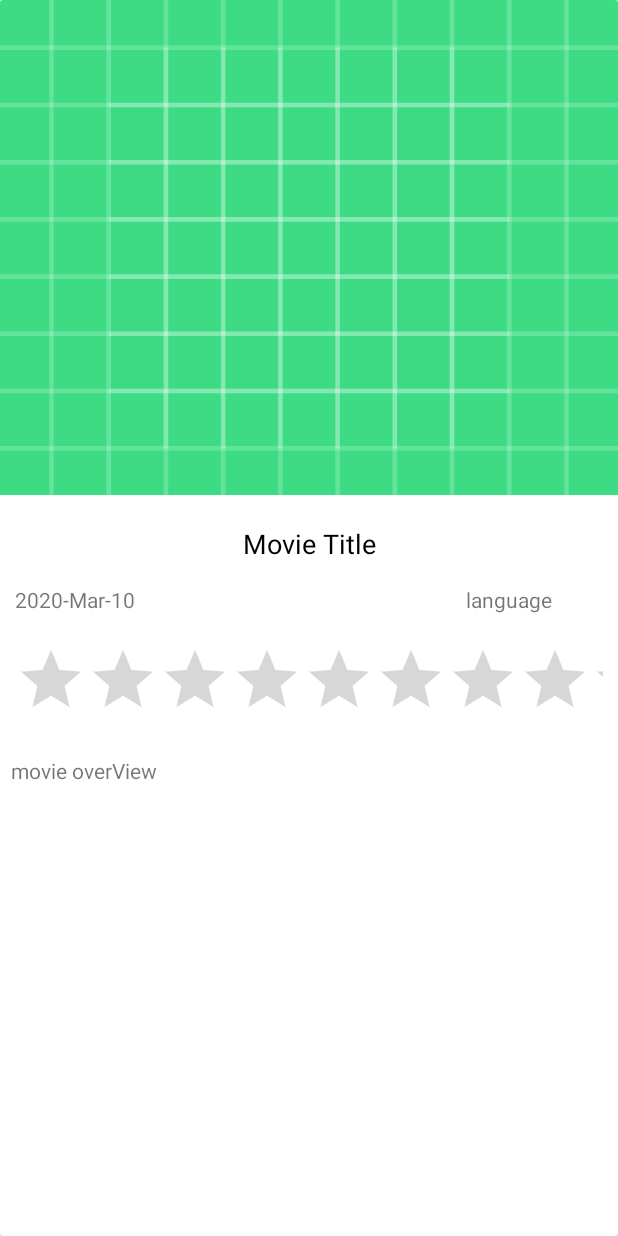
After one commit to kalindus89/Movie-Streaming-App, an Android app: the MovieDetailActivity screen opened directly, with no data from a screen before it, on a phone screen of 412 x 824 dp. The commit adds this screen. Run offline under Robolectric (Android 15) with nearby library versions, the phone set to English and light mode, and no system bars; pictures from the network do not load.

Commit message:
Movie-Streaming-App

```diff
--- a/app/build.gradle
+++ b/app/build.gradle
@@ -37,4 +37,6 @@ dependencies {
     androidTestImplementation 'androidx.test.espresso:espresso-core:3.4.0'
     implementation 'com.squareup.retrofit2:retrofit:2.9.0'
     implementation 'com.squareup.retrofit2:converter-gson:2.9.0'
+    implementation 'com.github.bumptech.glide:glide:4.12.0'
+    annotationProcessor 'com.github.bumptech.glide:compiler:4.12.0'
 }
--- /dev/null
+++ b/app/src/main/java/com/moviestreamingapp/MovieDetailActivity.java
@@ -0,0 +1,46 @@
+package com.moviestreamingapp;
+
+import androidx.appcompat.app.AppCompatActivity;
+
+import android.os.Bundle;
+import android.widget.ImageView;
+import android.widget.RatingBar;
+import android.widget.TextView;
+
+import com.bumptech.glide.Glide;
+import com.moviestreamingapp.retrofit_singlton_pattern.models.MovieModel;
+
+import java.util.Locale;
+
+public class MovieDetailActivity extends AppCompatActivity {
+
+    TextView movie_title, movie_release_date, original_language,movie_overView;
+    ImageView movie_img;
+    RatingBar rating_bar;
+
+    @Override
+    protected void onCreate(Bundle savedInstanceState) {
+        super.onCreate(savedInstanceState);
+        setContentView(R.layout.activity_movie_detail);
+
+        movie_title = findViewById(R.id.movie_title);
+        movie_release_date = findViewById(R.id.movie_release_date);
+        original_language = findViewById(R.id.original_language);
+        movie_img = findViewById(R.id.movie_img);
+        rating_bar = findViewById(R.id.rating_bar);
+        movie_overView = findViewById(R.id.movie_overView);
+
+        if(getIntent().hasExtra("movie")){
+            MovieModel movieModel = getIntent().getParcelableExtra("movie");
+
+            movie_title.setText(movieModel.getTitle());
+            movie_release_date.setText("Release Date"+movieModel.getRelease_date());
+            original_language.setText("Language: "+movieModel.getOriginal_language().toUpperCase(Locale.ROOT));
+            movie_overView.setText(movieModel.getOverview());
+            rating_bar.setRating((movieModel.getVote_average())/2);
+
+            Glide.with(this).load("https://image.tmdb.org/t/p/w500"+movieModel.getPoster_path()).placeholder(R.drawable.ic_launcher_background).into(movie_img);
+
+        }
+    }
+}
--- a/app/src/main/java/com/moviestreamingapp/retrofit_singlton_pattern/Credentials.java
+++ b/app/src/main/java/com/moviestreamingapp/retrofit_singlton_pattern/Credentials.java
@@ -2,7 +2,7 @@ package com.moviestreamingapp.retrofit_singlton_pattern;
 
 public class Credentials {
 
-    public static final String BASE_URl="https://api.themoviedb.org/3";
+    public static final String BASE_URl="https://api.themoviedb.org/3/";
     public static final String API_KEY="459351d1311a26f26c93016a0d788db7";
 
 }
--- a/app/src/main/java/com/moviestreamingapp/retrofit_singlton_pattern/response/MoviesResponse.java
+++ b/app/src/main/java/com/moviestreamingapp/retrofit_singlton_pattern/response/MoviesSearchResponse.java
@@ -10,9 +10,7 @@ import java.util.List;
 //this class is for getting multiple movies in results array
 //https://api.themoviedb.org/3/movie/popular?api_key=459351d1311a26f26c93016a0d788db7
 
-public class MoviesResponse {
-
-
+public class MoviesSearchResponse {
 
     @SerializedName("total_results")
     private int total_results;
@@ -32,7 +30,7 @@ public class MoviesResponse {
 
     @Override
     public String toString() {
-        return "MoviesResponse{" +
+        return "MoviesResponsesdds{" +
                 "total_results=" + total_results +
                 ", results=" + results +
                 '}';
--- /dev/null
+++ b/app/src/main/res/layout/activity_movie_detail.xml
@@ -0,0 +1,85 @@
+<?xml version="1.0" encoding="utf-8"?>
+<androidx.cardview.widget.CardView xmlns:android="http://schemas.android.com/apk/res/android"
+    xmlns:app="http://schemas.android.com/apk/res-auto"
+    android:id="@+id/cardView"
+    android:layout_width="match_parent"
+    android:layout_height="match_parent"
+    android:elevation="10dp"
+    app:cardElevation="10dp">
+
+    <LinearLayout
+        android:layout_width="match_parent"
+        android:layout_height="match_parent"
+        android:orientation="vertical">
+
+        <ImageView
+            android:id="@+id/movie_img"
+            android:layout_width="match_parent"
+            android:layout_height="330dp"
+            android:scaleType="centerCrop"
+            android:src="@drawable/ic_launcher_background" />
+
+        <LinearLayout
+            android:layout_width="match_parent"
+            android:layout_height="wrap_content"
+            android:orientation="vertical"
+            android:padding="10dp">
+
+            <TextView
+                android:id="@+id/movie_title"
+                android:layout_width="match_parent"
+                android:layout_height="wrap_content"
+                android:gravity="center"
+                android:layout_marginTop="10dp"
+                android:text="Movie Title"
+                android:textColor="@color/black"
+                android:textSize="18sp" />
+
+            <LinearLayout
+                android:layout_width="match_parent"
+                android:layout_height="wrap_content"
+                android:orientation="horizontal"
+                android:layout_marginTop="15dp"
+                android:weightSum="10">
+
+                <TextView
+                    android:id="@+id/movie_release_date"
+                    android:layout_width="0dp"
+                    android:layout_height="wrap_content"
+                    android:layout_weight="9"
+                    android:gravity="start"
+                    android:text="2020-Mar-10"
+                    android:textSize="14sp" />
+
+                <TextView
+                    android:id="@+id/original_language"
+                    android:layout_width="wrap_content"
+                    android:layout_height="wrap_content"
+                    android:layout_gravity="center"
+                    android:layout_weight="1"
+                    android:text="language"
+                    android:textSize="14sp" />
+
+            </LinearLayout>
+        </LinearLayout>
+
+        <RatingBar
+            android:id="@+id/rating_bar"
+            android:layout_width="match_parent"
+            android:layout_height="wrap_content"
+            android:layout_margin="10dp"
+            android:numStars="5"/>
+
+
+
+        <TextView
+            android:id="@+id/movie_overView"
+            android:layout_width="match_parent"
+            android:layout_height="match_parent"
+            android:layout_margin="7dp"
+            android:text="movie overView"
+            android:textSize="14sp" />
+
+    </LinearLayout>
+
+</androidx.cardview.widget.CardView>
--- a/app/src/main/res/values-night/themes.xml
+++ b/app/src/main/res/values-night/themes.xml
@@ -1,6 +1,6 @@
 <resources xmlns:tools="http://schemas.android.com/tools">
     <!-- Base application theme. -->
-    <style name="Theme.MovieStreamingApp" parent="Theme.MaterialComponents.DayNight.DarkActionBar">
+    <style name="Theme.MovieStreamingApp" parent="Theme.MaterialComponents.DayNight.NoActionBar">
         <!-- Primary brand color. -->
         <item name="colorPrimary">@color/purple_200</item>
         <item name="colorPrimaryVariant">@color/purple_700</item>
--- a/app/src/main/res/values/themes.xml
+++ b/app/src/main/res/values/themes.xml
@@ -1,6 +1,6 @@
 <resources xmlns:tools="http://schemas.android.com/tools">
     <!-- Base application theme. -->
-    <style name="Theme.MovieStreamingApp" parent="Theme.MaterialComponents.DayNight.DarkActionBar">
+    <style name="Theme.MovieStreamingApp" parent="Theme.MaterialComponents.DayNight.NoActionBar">
         <!-- Primary brand color. -->
         <item name="colorPrimary">@color/purple_500</item>
         <item name="colorPrimaryVariant">@color/purple_700</item>
```
Also changed, not shown: app/src/main/AndroidManifest.xml (+5 -2 lines), app/src/main/java/com/moviestreamingapp/MainActivity.java (deleted, +0 -16 lines), app/src/main/java/com/moviestreamingapp/MovieListActivity.java (added, +155 -0 lines), app/src/main/java/com/moviestreamingapp/adapter/MovieRecyclerAdapter.java (added, +87 -0 lines), app/src/main/java/com/moviestreamingapp/retrofit_singlton_pattern/MovieApiInterface.java (+24 -0 lines), app/src/main/java/com/moviestreamingapp/retrofit_singlton_pattern/Service.java (deleted, +0 -24 lines), app/src/main/java/com/moviestreamingapp/retrofit_singlton_pattern/ServiceClass.java (added, +26 -0 lines), app/src/main/java/com/moviestreamingapp/retrofit_singlton_pattern/models/MovieModel.java (+9 -1 lines), app/src/main/java/com/moviestreamingapp/retrofit_singlton_pattern/response/MovieSingleResponse.java (added, +29 -0 lines), app/src/main/res/layout/activity_main.xml (+27 -9 lines), app/src/main/res/layout/movie_list_item.xml (added, +75 -0 lines).
